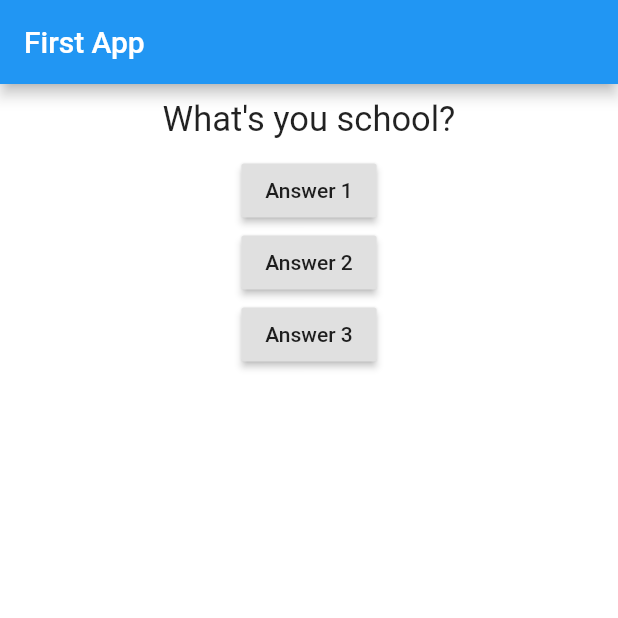
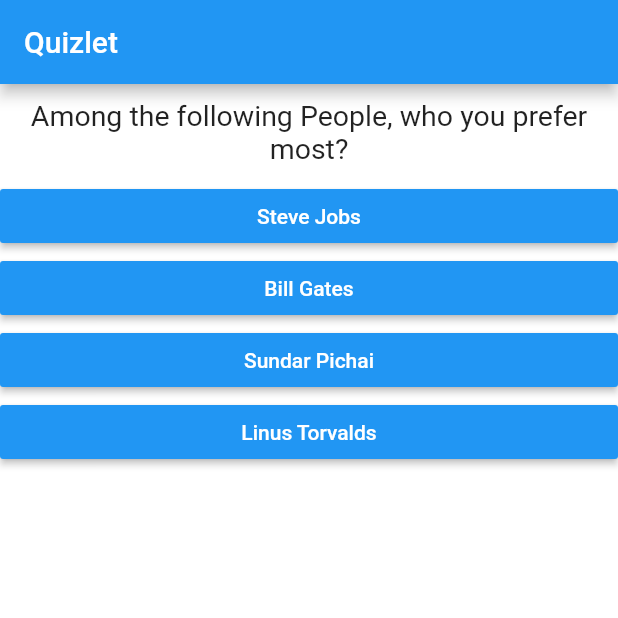
Before and after one commit to ShahriyarHussain/flutter_complete_guide, a Flutter app: the screen it shows after launch, on a phone screen of 412 x 824 dp, the top half of it. Run offline on Flutter 3.47's test engine with Material 2 defaults, Android fonts, the phone set to English and light mode, and no system bars.

Commit message:
Split widgest, add scoring, completion

```diff
--- /dev/null
+++ b/lib/answer.dart
@@ -0,0 +1,22 @@
+import 'package:flutter/material.dart';
+
+class Answer extends StatelessWidget {
+  // const Answer({Key? key}) : super(key: key);
+  final VoidCallback selectHandler;
+  final String answerText;
+
+  Answer(this.selectHandler, this.answerText, {Key? key}) : super(key: key);
+
+  @override
+  Widget build(BuildContext context) {
+    return Container(
+      width: double.maxFinite,
+      child: RaisedButton(
+        color: Colors.blue,
+        textColor: Colors.white,
+        child: Text(answerText),
+        onPressed: selectHandler,
+      ),
+    );
+  }
+}
--- a/lib/main.dart
+++ b/lib/main.dart
@@ -1,11 +1,14 @@
 import 'dart:math';
 import 'package:flutter/material.dart';
 
-import './question.dart';
+import './quiz.dart';
+import './result.dart';
 
-void main() => runApp(MyApp());
+void main() => runApp(const MyApp());
 
 class MyApp extends StatefulWidget {
+  const MyApp({Key? key}) : super(key: key);
+
   @override
   State<StatefulWidget> createState() {
     return _MyAppState();
@@ -13,47 +16,77 @@ class MyApp extends StatefulWidget {
 }
 
 class _MyAppState extends State<MyApp> {
+  final _questions = const [
+    {
+      "questionText": "Among the following People, who you prefer most?",
+      "answers": [
+        {"text": "Steve Jobs", "score": 10},
+        {"text": "Bill Gates", "score": 7},
+        {"text": "Sundar Pichai", "score": 3},
+        {"text": "Linus Torvalds", "score": 0}
+      ]
+    },
+    {
+      "questionText": "What does the word 'Open-Source' mean to you?",
+      "answers": [
+        {"text": "Insecure Software", "score": 10},
+        {"text": "Buggy Software", "score": 7},
+        {"text": "Free Software", "score": 3},
+        {"text": "Freedom of customization", "score": 0}
+      ]
+    },
+    {
+      "questionText": "Does you work involve Adobe Products?",
+      "answers": [
+        {"text": "Yes, a lot", "score": 10},
+        {"text": "Yes, but not a lot", "score": 7},
+        {"text": "Barely requires", "score": 3},
+        {"text": "Doesn't involve at all", "score": 0}
+      ]
+    },
+    {
+      "questionText":
+          "Are you concerned about privacy and data collection practices?",
+      "answers": [
+        {"text": "No, not at all", "score": 10},
+        {"text": "No if I get free products", "score": 7},
+        {"text": "Yes", "score": 3},
+        {"text": "Very concerned and take extreme measures", "score": 0}
+      ]
+    },
+    {
+      "questionText": "Do you like Apple products",
+      "answers": [
+        {"text": "Yes, I'm a fanboy", "score": 10},
+        {"text": "Yes, if it's in my capabilities", "score": 7},
+        {"text": "Only if the hardware is as good as the price", "score": 3},
+        {"text": "No", "score": 0}
+      ]
+    },
+  ];
+
   var _questionIndex = 0;
+  var _totalScore = 0;
 
-  void _answerQuestion() {
+  void _answerQuestion(int score) {
+    _totalScore += score;
     setState(() {
-      _questionIndex = Random().nextInt(5);
+      _questionIndex += 1;
     });
-    print("Answer Chosen");
+    // print("Answer Chosen");
   }
 
   @override
   Widget build(BuildContext context) {
-    var questions = [
-      "What's you school?",
-      "What's your height?",
-      "What's your name?",
-      "What's your dogs name?",
-      "What's this app doing ?"
-    ];
     return MaterialApp(
       home: Scaffold(
         appBar: AppBar(
-          title: Text('First App'),
+          title: const Text('Quizlet'),
         ),
         backgroundColor: (Colors.white),
-        body: Column(
-          children: [
-            Question(questions.elementAt(_questionIndex)),
-            RaisedButton(
-              child: Text('Answer 1'),
-              onPressed: _answerQuestion,
-            ),
-            RaisedButton(
-              child: Text('Answer 2'),
-              onPressed: () => print("Answer 3"),
-            ),
-            RaisedButton(
-              child: Text('Answer 3'),
-              onPressed: () => print("Answer 2"),
-            )
-          ],
-        ),
+        body: _questionIndex < _questions.length
+            ? Quiz(_questions, _answerQuestion, _questionIndex)
+            : Result(_totalScore),
       ),
     );
   }
--- a/lib/question.dart
+++ b/lib/question.dart
@@ -3,7 +3,7 @@ import 'package:flutter/material.dart';
 class Question extends StatelessWidget {
   late final String questionText;
 
-  Question(this.questionText);
+  Question(this.questionText, {Key? key}) : super(key: key);
 
   @override
   Widget build(BuildContext context) {
@@ -12,7 +12,7 @@ class Question extends StatelessWidget {
         margin: const EdgeInsets.all(10),
         child: Text(
           questionText,
-          style: const TextStyle(fontSize: 23),
+          style: const TextStyle(fontSize: 19),
           textAlign: TextAlign.center,
         ));
   }
--- /dev/null
+++ b/lib/quiz.dart
@@ -0,0 +1,27 @@
+import 'package:flutter/material.dart';
+
+import './question.dart';
+import './answer.dart';
+
+class Quiz extends StatelessWidget {
+  final List<Map<String, Object>> questions;
+  final Function answerQuestion;
+  final int questionIndex;
+
+  const Quiz(this.questions, this.answerQuestion, this.questionIndex,
+      {Key? key})
+      : super(key: key);
+
+  @override
+  Widget build(BuildContext context) {
+    return Column(
+      children: [
+        Question(questions[questionIndex]["questionText"] as String),
+        ...(questions[questionIndex]["answers"] as List<Map<String, Object>>)
+            .map((answer) => Answer(() => answerQuestion(answer["score"]),
+                answer["text"] as String))
+            .toList(),
+      ],
+    );
+  }
+}
--- /dev/null
+++ b/lib/result.dart
@@ -0,0 +1,37 @@
+import 'package:flutter/material.dart';
+
+class Result extends StatelessWidget {
+  final int finalScore;
+  const Result(this.finalScore, {Key? key}) : super(key: key);
+
+  String get resultPhrase {
+    var resultText = "You did it!";
+    var avgScore = finalScore / 5.0;
+    if (avgScore > 8.0) {
+      resultText = "You use Windows and prefer consumerism !";
+    } else if (avgScore > 6.0) {
+      resultText = "You prefer Apple !";
+    } else if (avgScore >= 4.0) {
+      resultText = "You like to stay in the middle and get best of both !";
+    } else if (avgScore >= 2.0) {
+      resultText = "You are slowly moving towards Freedom Movement !";
+    } else if (avgScore >= 0.0) {
+      resultText = "You prefer freedom and right to tinker !";
+    }
+    return resultText;
+  }
+
+  @override
+  Widget build(BuildContext context) {
+    return Center(
+      child: Text(
+        resultPhrase,
+        style: const TextStyle(
+          fontSize: 23,
+          fontWeight: FontWeight.bold,
+        ),
+        textAlign: TextAlign.center,
+      ),
+    );
+  }
+}
```
